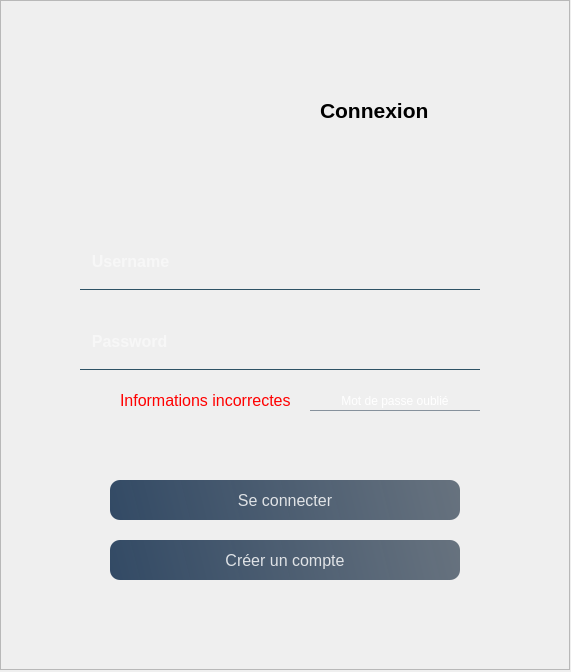
First picture: the form in projet/page_login/login.ui, repository Mikidedrago/R-cupeaux, before the edit.
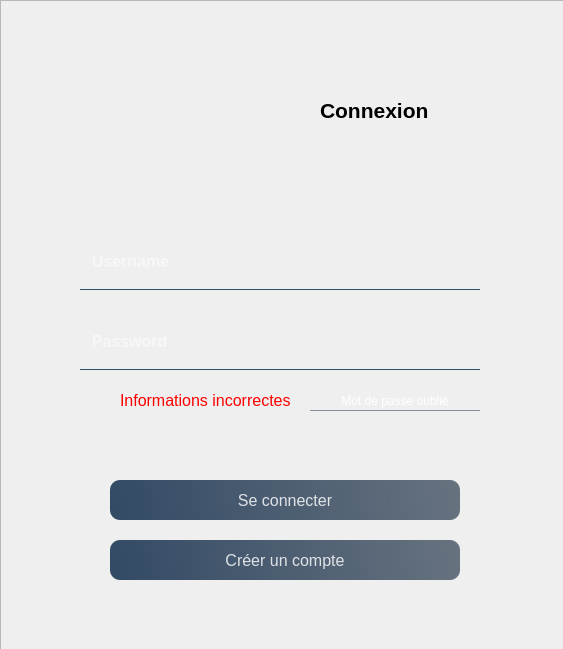
Second picture: the form after the edit. Icons and pictures are not drawn.

Patch:
```diff
--- a/projet/page_login/login.ui
+++ b/projet/page_login/login.ui
@@ -6,8 +6,8 @@
    <rect>
     <x>0</x>
     <y>0</y>
-    <width>571</width>
-    <height>672</height>
+    <width>563</width>
+    <height>649</height>
    </rect>
   </property>
   <property name="windowTitle">
```
Left out of the diff: 3 changed lines with no effect on the pictures.
